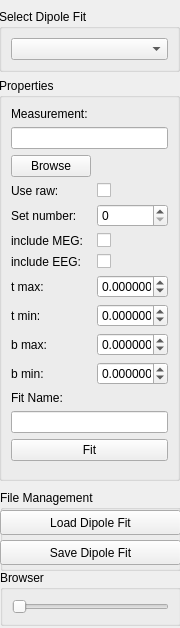
Old version of the form applications/mne_analyze/extensions/dipolefit/FormFiles/dipolefitcontrol.ui in the repository LorenzE/mne-cpp.
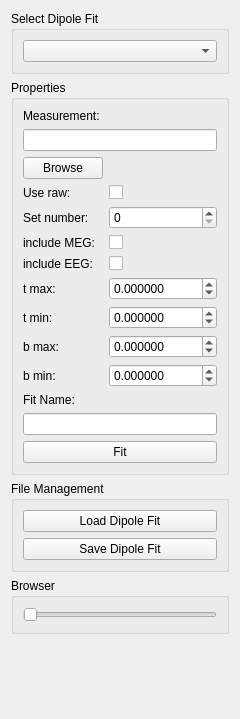
New version of the form.

Commit message: [MA-8] Beautifying MNEAnalyze. Minimum and Maximum width of Extension dock widgets are now defined in the .ui files.

What changed in the file:
```diff
--- a/applications/mne_analyze/extensions/dipolefit/FormFiles/dipolefitcontrol.ui
+++ b/applications/mne_analyze/extensions/dipolefit/FormFiles/dipolefitcontrol.ui
@@ -6,46 +6,40 @@
    <rect>
     <x>0</x>
     <y>0</y>
-    <width>180</width>
-    <height>628</height>
+    <width>240</width>
+    <height>719</height>
    </rect>
   </property>
   <property name="minimumSize">
    <size>
-    <width>180</width>
+    <width>200</width>
     <height>0</height>
    </size>
   </property>
+  <property name="maximumSize">
+   <size>
+    <width>254</width>
+    <height>16777215</height>
+   </size>
+  </property>
   <property name="windowTitle">
    <string>Dipole Fit Control</string>
   </property>
+  <layout class="QVBoxLayout" name="verticalLayout_2">
+   <item>
   <widget class="QGroupBox" name="groupBox">
-   <property name="geometry">
-    <rect>
-     <x>-1</x>
-     <y>9</y>
-     <width>181</width>
-     <height>63</height>
-    </rect>
-   </property>
    <property name="title">
     <string>Select Dipole Fit</string>
    </property>
-   <layout class="QHBoxLayout" name="horizontalLayout">
+     <layout class="QVBoxLayout" name="verticalLayout_3">
     <item>
      <widget class="QComboBox" name="m_qComboBoxFitSelector"/>
     </item>
    </layout>
   </widget>
+   </item>
+   <item>
   <widget class="QGroupBox" name="m_qGroupBoxProperties">
-   <property name="geometry">
-    <rect>
-     <x>-1</x>
-     <y>78</y>
-     <width>181</width>
-     <height>403</height>
-    </rect>
-   </property>
    <property name="title">
     <string>Properties</string>
    </property>
@@ -210,67 +204,60 @@
     </item>
    </layout>
   </widget>
-  <widget class="QGroupBox" name="m_qGroupBoxBrowser">
-   <property name="geometry">
-    <rect>
-     <x>0</x>
-     <y>570</y>
-     <width>181</width>
-     <height>56</height>
-    </rect>
-   </property>
-   <property name="title">
-    <string>Browser</string>
-   </property>
-   <layout class="QVBoxLayout" name="m_qVerticalLayoutBrowser_2">
-    <item>
-     <widget class="QSlider" name="m_qSliderTimePoint">
-      <property name="orientation">
-       <enum>Qt::Horizontal</enum>
-      </property>
-     </widget>
-    </item>
-   </layout>
-  </widget>
+   </item>
+   <item>
   <widget class="QGroupBox" name="fileManagementGroupBox">
-   <property name="geometry">
-    <rect>
-     <x>0</x>
-     <y>490</y>
-     <width>181</width>
-     <height>81</height>
-    </rect>
-   </property>
    <property name="title">
     <string>File Management</string>
    </property>
+     <layout class="QVBoxLayout" name="verticalLayout">
+      <item>
    <widget class="QPushButton" name="loadDipoleButton">
-    <property name="geometry">
-     <rect>
-      <x>0</x>
-      <y>20</y>
-      <width>181</width>
-      <height>25</height>
-     </rect>
-    </property>
     <property name="text">
      <string>Load Dipole Fit</string>
     </property>
    </widget>
+      </item>
+      <item>
    <widget class="QPushButton" name="saveDipoleFitButton">
-    <property name="geometry">
-     <rect>
-      <x>0</x>
-      <y>50</y>
-      <width>181</width>
-      <height>25</height>
-     </rect>
-    </property>
     <property name="text">
      <string>Save Dipole Fit</string>
     </property>
    </widget>
-  </widget>
+      </item>
+     </layout>
+    </widget>
+   </item>
+   <item>
+    <widget class="QGroupBox" name="m_qGroupBoxBrowser">
+     <property name="title">
+      <string>Browser</string>
+     </property>
+     <layout class="QVBoxLayout" name="m_qVerticalLayoutBrowser_2">
+      <item>
+       <widget class="QSlider" name="m_qSliderTimePoint">
+        <property name="orientation">
+         <enum>Qt::Horizontal</enum>
+        </property>
+       </widget>
+      </item>
+     </layout>
+    </widget>
+   </item>
+   <item>
+    <spacer name="verticalSpacer_2">
+     <property name="orientation">
+      <enum>Qt::Vertical</enum>
+     </property>
+     <property name="sizeHint" stdset="0">
+      <size>
+       <width>20</width>
+       <height>40</height>
+      </size>
+     </property>
+    </spacer>
+   </item>
+  </layout>
  </widget>
  <resources/>
  <connections/>
```
Lines whose indentation alone changed are shown as unchanged. The commit also changes 12 other files.
